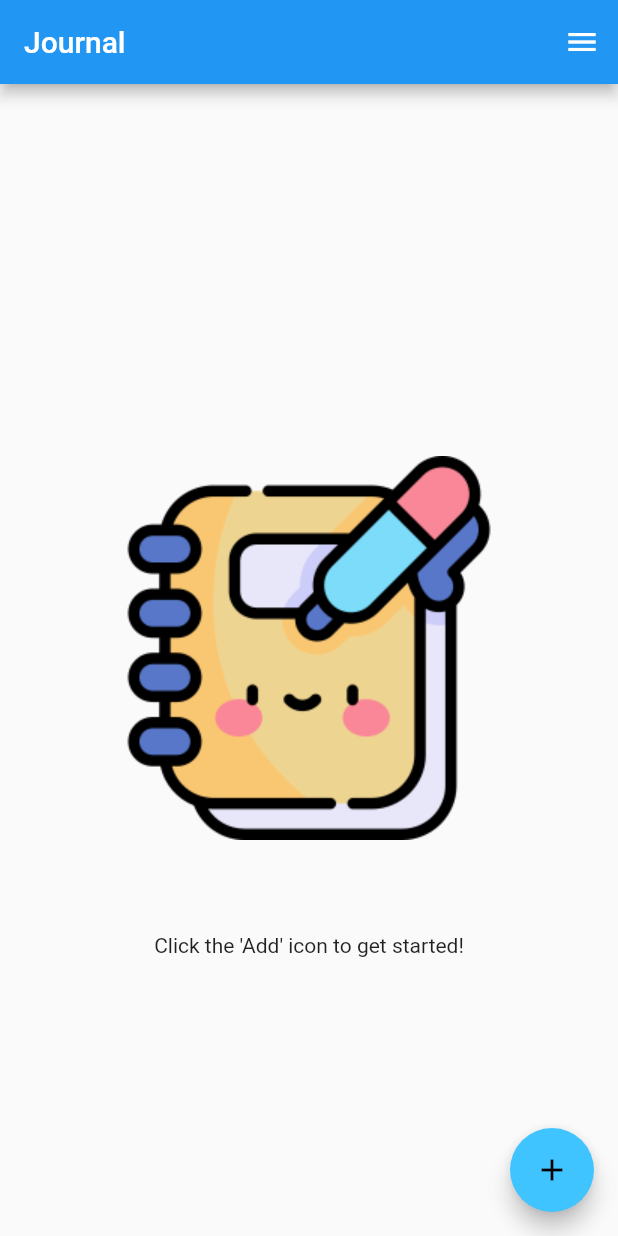
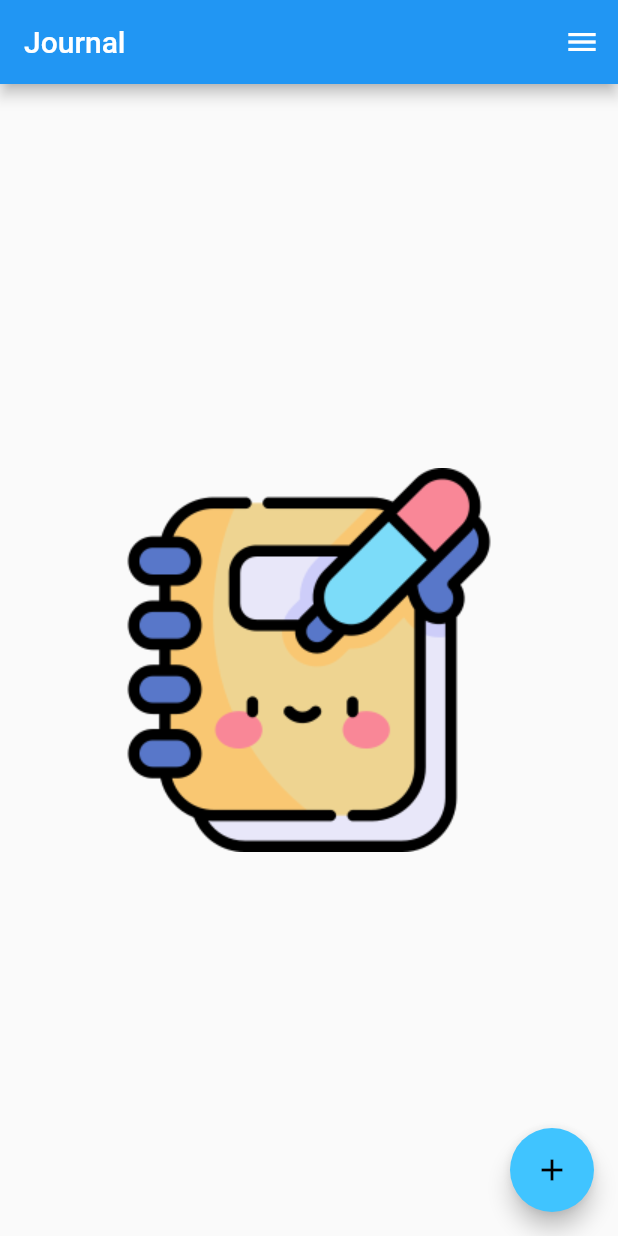
Before and after one commit to patelkh/Journal-Mobile-App, a Flutter app: the screen it shows after launch, on a phone screen of 412 x 824 dp. Run offline on Flutter 3.47's test engine with Material 2 defaults, Android fonts, the phone set to English and light mode, and no system bars; our stand-ins replace shared_preferences, sqflite; accounts and stored records are empty.

Commit message:
fixed overflow on welcome page

```diff
--- a/journal/lib/screens/welcome.dart
+++ b/journal/lib/screens/welcome.dart
@@ -6,18 +6,25 @@ class Welcome extends StatelessWidget {
   @override
   Widget build(BuildContext context) {
     return  Container(
+      width: MediaQuery.of(context).size.width,
       padding: const EdgeInsets.all(16.0),
-      child: Column(
-        mainAxisAlignment: MainAxisAlignment.center,
-        crossAxisAlignment: CrossAxisAlignment.stretch,
-        children: const <Widget>[
-          SizedBox(
-            child: Image(image: AssetImage('assets/journalpic.png'))
-          ),
-          Text('Click the \'Add\' icon to get started!',
-            textAlign: TextAlign.center,),
-        ],
+      decoration: BoxDecoration(
+        image: DecorationImage(
+          // fit: BoxFit.fitHeight,
+          image: AssetImage('assets/journalpic.png'),
+        )
       ),
+      // child: Column(
+      //   mainAxisAlignment: MainAxisAlignment.center,
+      //   crossAxisAlignment: CrossAxisAlignment.stretch,
+      //   children: const <Widget>[
+      //     SizedBox(
+      //       child: Image(image: AssetImage('assets/journalpic.png'))
+      //     ),
+      //     Text('Click the \'Add\' icon to get started!',
+      //       textAlign: TextAlign.center,),
+      //   ],
+      // ),
     );
   }
 }
```
